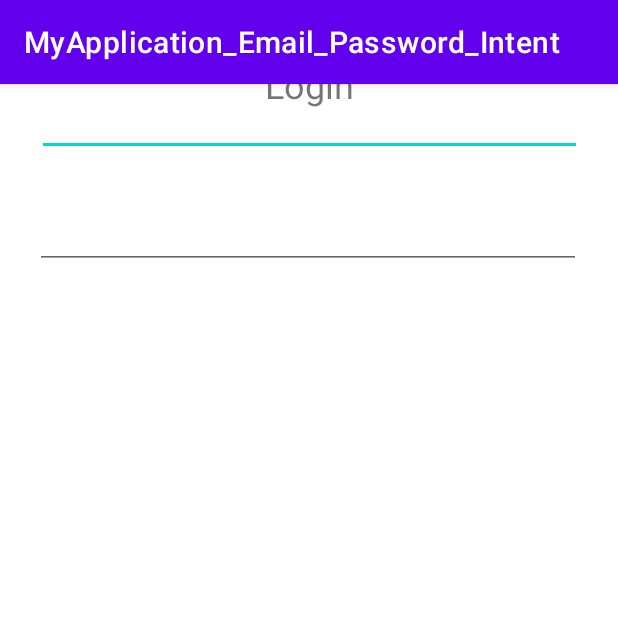
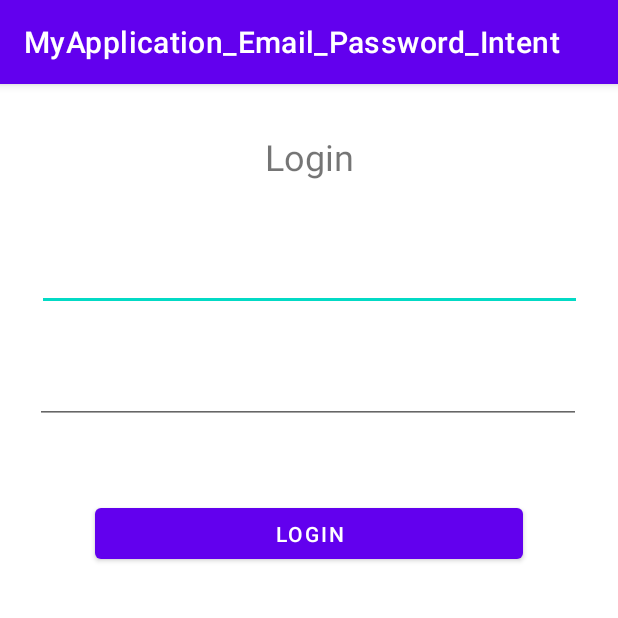
Before and after one commit to samirthaker2020/MyApplication_Email_Password_Intent, an Android app: the screen it shows after launch (MainActivity), on a phone screen of 412 x 824 dp, the top half of it. Run offline under Robolectric (Android 15) with nearby library versions, the phone set to English and light mode, and no system bars.

Commit message:
Login form design completed

```diff
--- a/app/src/main/res/layout/activity_main.xml
+++ b/app/src/main/res/layout/activity_main.xml
@@ -7,17 +7,18 @@
     tools:context=".MainActivity">
 
     <EditText
-        android:id="@+id/editTextTextEmailAddress"
+        android:id="@+id/editText_emailid"
         android:layout_width="363dp"
         android:layout_height="48dp"
+        android:layout_marginTop="38dp"
         android:ems="10"
         android:inputType="textEmailAddress"
         app:layout_constraintEnd_toEndOf="parent"
         app:layout_constraintStart_toStartOf="parent"
-        tools:layout_editor_absoluteY="108dp" />
+        app:layout_constraintTop_toBottomOf="@+id/lbl_heading" />
 
     <EditText
-        android:id="@+id/editTextTextPassword"
+        android:id="@+id/editText_password"
         android:layout_width="364dp"
         android:layout_height="43dp"
         android:layout_marginTop="32dp"
@@ -26,17 +27,30 @@
         app:layout_constraintEnd_toEndOf="parent"
         app:layout_constraintHorizontal_bias="0.489"
         app:layout_constraintStart_toStartOf="parent"
-        app:layout_constraintTop_toBottomOf="@+id/editTextTextEmailAddress" />
+        app:layout_constraintTop_toBottomOf="@+id/editText_emailid" />
 
     <TextView
-        android:id="@+id/textView"
+        android:id="@+id/lbl_heading"
         android:layout_width="192dp"
         android:layout_height="33dp"
+        android:layout_marginTop="32dp"
         android:text="Login"
         android:textAlignment="center"
         android:textSize="24sp"
-        app:layout_constraintBottom_toTopOf="@+id/editTextTextEmailAddress"
+        app:layout_constraintBottom_toTopOf="@+id/editText_emailid"
         app:layout_constraintEnd_toEndOf="parent"
         app:layout_constraintStart_toStartOf="parent"
         app:layout_constraintTop_toTopOf="parent" />
+
+    <Button
+        android:id="@+id/btn_login"
+        android:layout_width="285dp"
+        android:layout_height="46dp"
+        android:layout_marginTop="32dp"
+        android:layout_marginBottom="427dp"
+        android:text="Login"
+        app:layout_constraintBottom_toBottomOf="parent"
+        app:layout_constraintEnd_toEndOf="parent"
+        app:layout_constraintStart_toStartOf="parent"
+        app:layout_constraintTop_toBottomOf="@+id/editText_password" />
 </androidx.constraintlayout.widget.ConstraintLayout>
```
